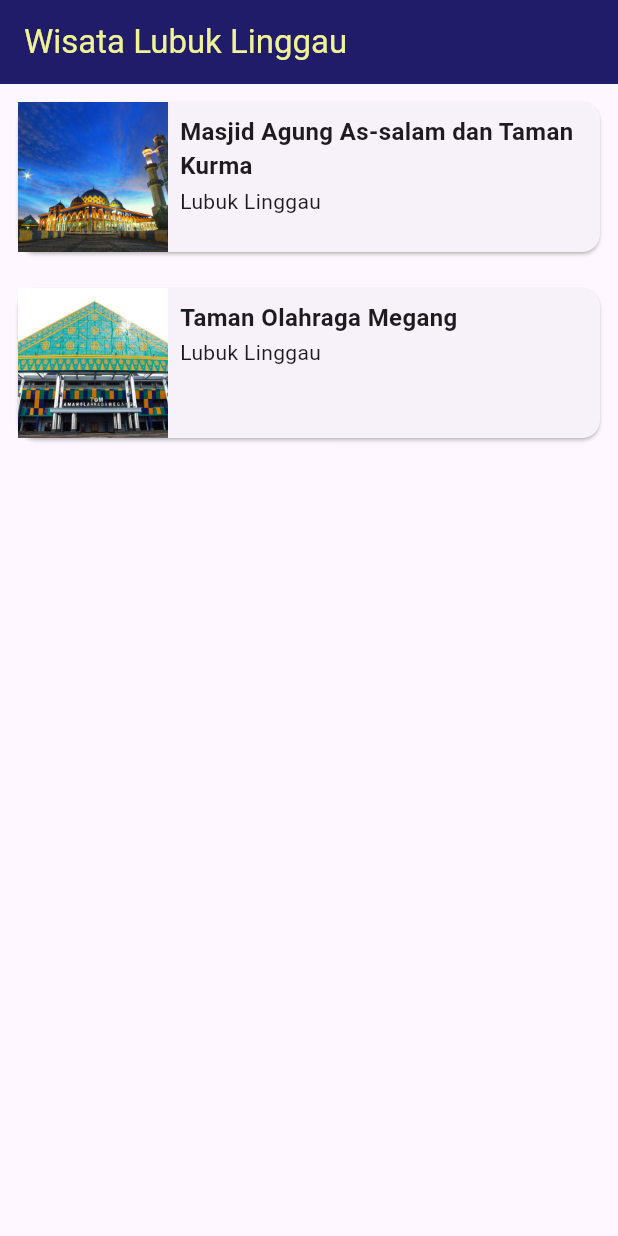
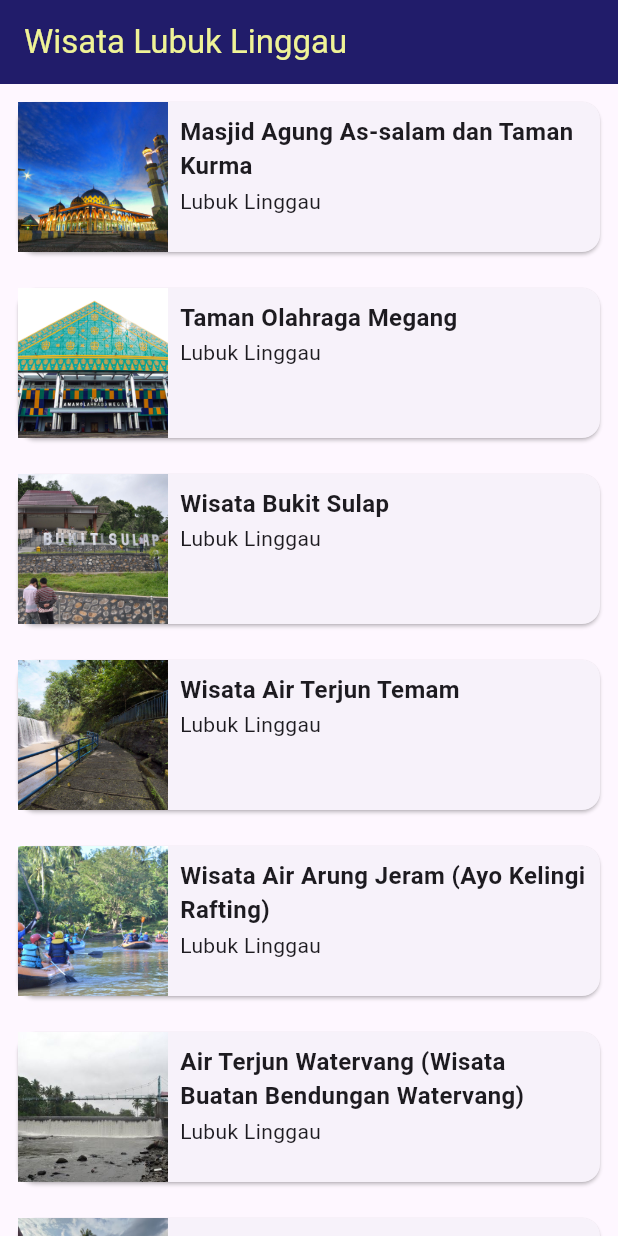
Before and after one commit to kazaliika/ResponsiveDesign, a Flutter app: the screen it shows after launch, on a phone screen of 412 x 824 dp. Run offline on Flutter 3.47's test engine with Material 3 defaults, Android fonts, the phone set to English and light mode, and no system bars.

Commit message:
input gambar ke dalam card

```diff
--- a/lib/responsive/source.dart
+++ b/lib/responsive/source.dart
@@ -27,4 +27,39 @@ var kumpulanwisataList = [
         'Taman Olahraga Megang merupakan sebuah sport center yang berada di Kota Lubuklinggau. Pada masa pimpinan Wali Kota Lubuklinggau, Bapak H. S.N Prana Putra Sohe, bangunan yang semula bernama Gedung Olahraga (GOR Megang) ini kemudian direnovasi sehingga memenuhi Peraturan Daerah Provinsi Sumatera Selatan Nomor 2 tahun 2021 tentang Arsitektur Bangunan Gedung Berornamen Khas Budaya Sumatera Selatan.',
     imageAsset: 'assets/tom.jpg',
   ),
+  KumpulanWisata(
+    nama: 'Wisata Bukit Sulap',
+    lokasi: 'Lubuk Linggau',
+    deskripsi:
+        'Sebagai salah satu kawasan yang berdekatan dengan jajaran bukit barisan, Lubuk Linggau memiliki bentang alam yang cukup menarik. Walaupun topografi alam tidak begitu berbukit-bukit, namun di satu sisi kota ini, anda bisa melihat sebuah kawasan perbukitan yang menjadi puncak tertinggi Lubuk Linggau. Puncak tersebut adalah Bukit Sulap. Wisata Bukit Sulap terletak di Jl. Bengawan Solo,Ulak Surung,Lubuk Linggau Utara II,Kota Lubuklinggau, Sumatera Selatan.',
+    imageAsset: 'assets/bukit_sulap.jpeg',
+  ),
+  KumpulanWisata(
+    nama: 'Wisata Air Terjun Temam',
+    lokasi: 'Lubuk Linggau',
+    deskripsi:
+        'Daya tarik Wisata Air Terjun Temam berlokasi 11 km ke arah selatan dari pusat Kota Lubuklinggau di kawasan Kelurahan Air Temam Kecamatan Lubuklinggau Selatan I. Air Terjun Temam merupakan daya tarik wisata alam yang biasa disebut dengan Niagaranya Indonesia yang air terjunnya bisa dilihat dari berbagai penjuru dengan ketinggian 12 meter yang dikelilingi oleh batu-batuan alam dan kawasan perkebunan karet penduduk, sehingga menjadikan daya tarik wisata ini indah dan menyenangkan bagi wisatawan yang berkunjung kesana. Sejak tiga tahun lalu, Pemerintah Kota Lubuklinggau membangun sarana pendukung seperti turap (dinding penahan tanah) dan tangga sehingga memudahkan wisatawan mencari lokasi yang cocok untuk mengabadikan keindahan alam ini. Untuk semakin menarik wisatawan, Pemkot memasang sejumlah lampu light emitting diode (LED) warna warni yang menyorot langsung ke arah air terjun, mulai petang hingga malam hari.',
+    imageAsset: 'assets/temam.jpg',
+  ),
+  KumpulanWisata(
+    nama: 'Wisata Air Arung Jeram (Ayo Kelingi Rafting)',
+    lokasi: 'Lubuk Linggau',
+    deskripsi:
+        'Bagi pecinta olah raga air dan menyukai kegiatan menantang, destinasi wisata air arung jeram dapat dicoba. Tersedia fasilitas berupa perlengkapan arung jeram, guide (pemandu), tim rescue dan pilihan paket rafting. Start arung jeram (rafting) dimulai di sungai kelingi Kelurahan Kayu Ara sepanjang kurang lebih 2 km dengan airnya yang cukup deras dan dipenuhi oleh batu- batu besar serta masih jauh dari polusi sehinggga memberikan kesegaran dan kesejukan kepada para wisatawan.',
+    imageAsset: 'assets/rafting.jpeg',
+  ),
+  KumpulanWisata(
+    nama: 'Air Terjun Watervang (Wisata Buatan Bendungan Watervang)',
+    lokasi: 'Lubuk Linggau',
+    deskripsi:
+        'Daya tarik wisata ini adalah bendungan air sungai kelingi yang dibangun oleh Pemerintah Belanda pada Tahun 1941. Fungsi utamanya sebagai pengairan persawahan yang luasnya kurang lebih 8000 Ha yang terletak di kawasan sepanjang Sungai Kelingi Kota Lubuklinggau sampai dengan Kecamatan Tugumulyo dan Megang Sakti Kabupaten Musi Rawas di samping fungsi utama bendungan sebagai pengairan persawahan juga berfungsi sebagai daya tarik wisata yang akan memberikan nuansa tersendiri bagi para pengunjung. Daya tarik wisata ini terletak kurang lebih 5 Km ke arah timur pusat Kota Lubuklinggau, untuk mencapai tempat wisata tersebut hanya membutuhkan waktu 15 menit dengan kendaraan roda dua atau roda empat dari pusat kota.',
+    imageAsset: 'assets/watervang.jpg',
+  ),
+  KumpulanWisata(
+    nama: 'Sungai Kasie',
+    lokasi: 'Lubuk Linggau',
+    deskripsi:
+        'Objek Wisata Sungai Kasie adalah salah satu destinasi yang menarik di Lubuk Linggau, Sumatera Selatan. Sungai Kasie menawarkan pengalaman wisata air yang menyegarkan dan menarik bagi pengunjung.Sungai Kasie memperlihatkan keindahan alam yang menakjubkan dengan wisata air yang jernih mengalir di antara lanskap yang hijau.',
+    imageAsset: 'assets/kasie.jpg',
+  ),
 ];
```
